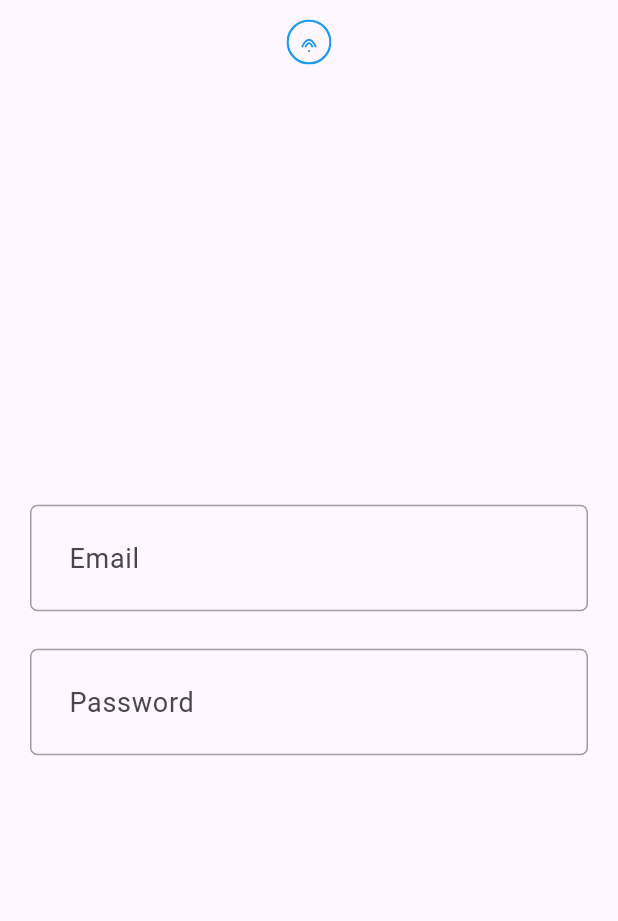
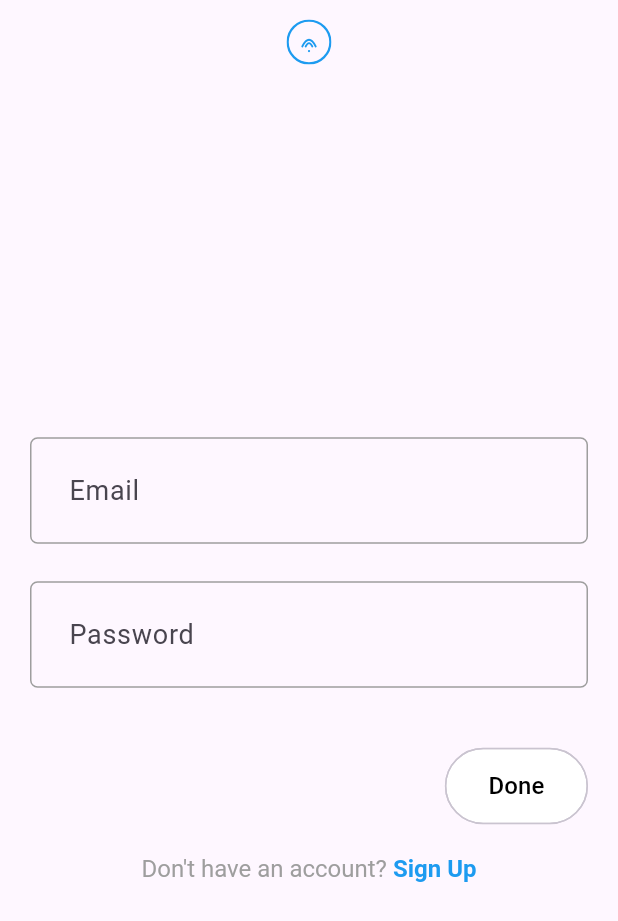
Before and after one commit to ahmedsilinii/breathing_analysis_app, a Flutter app: the screen it shows after launch, on a phone screen of 412 x 824 dp. Shown: the top 921 px of the screen. Run offline on Flutter 3.47's test engine with Material 3 defaults, Android fonts, the phone set to English and light mode, and no system bars; our stand-ins replace flutter_svg; statements that could not run were skipped.

Commit message:
finished login view

```diff
--- a/lib/common/rounded_small_button.dart
+++ b/lib/common/rounded_small_button.dart
@@ -1,4 +1,5 @@
 import 'package:flutter/material.dart';
+import 'package:breathing_analysis_app/theme/palette.dart';
 
 class RoundedSmallButton extends StatelessWidget {
   final VoidCallback onTap;
@@ -10,15 +11,22 @@ class RoundedSmallButton extends StatelessWidget {
     super.key,
     required this.onTap,
     required this.label,
-    required this.backgroundColor,
-    required this.textColor,
+    this.backgroundColor = Pallete.whiteColor,
+    this.textColor = Pallete.backgroundColor,
   });
 
   @override
   Widget build(BuildContext context) {
     return Chip(
-      label: Text(label, style: TextStyle(color: textColor)),
+      label: Text(
+        label,
+        style: TextStyle(color: textColor, fontSize: 16),
+      ),
       backgroundColor: backgroundColor,
+      labelPadding: const EdgeInsets.symmetric(horizontal: 20, vertical: 5),
+      shape: RoundedRectangleBorder(
+        borderRadius: BorderRadius.circular(30),
+      ),
     );
   }
 }
--- a/lib/features/auth/view/login_view.dart
+++ b/lib/features/auth/view/login_view.dart
@@ -1,5 +1,8 @@
+import 'package:breathing_analysis_app/common/rounded_small_button.dart';
 import 'package:breathing_analysis_app/constants/ui_constants.dart';
 import 'package:breathing_analysis_app/features/auth/widgets/auth_field.dart';
+import 'package:breathing_analysis_app/theme/palette.dart';
+import 'package:flutter/gestures.dart';
 import 'package:flutter/material.dart';
 
 class LoginView extends StatefulWidget {
@@ -24,7 +27,7 @@ class _LoginViewState extends State<LoginView> {
 
   @override
   Widget build(BuildContext context) {
-    return  Scaffold(
+    return Scaffold(
       appBar: appbar,
       body: Center(
         child: SingleChildScrollView(
@@ -35,11 +38,36 @@ class _LoginViewState extends State<LoginView> {
               const SizedBox(height: 25),
               AuthField(controller: passwordController, hintText: 'Password'),
               const SizedBox(height: 40),
+              Align(
+                alignment: Alignment.topRight,
+                child: RoundedSmallButton(onTap: () {}, label: 'Done'),
+              ),
+              const SizedBox(height: 20),
+              RichText(text: TextSpan(
+                text: 'Don\'t have an account?',
+                style: const TextStyle(
+                  color: Pallete.greyColor,
+                  fontSize: 16,
+                ),
+                children: [
+                  TextSpan(
+                    text: ' Sign Up',
+                    style: const TextStyle(
+                      color: Pallete.blueColor,
+                      fontSize: 16,
+                      fontWeight: FontWeight.bold,
+                    ),
+                    recognizer: TapGestureRecognizer()
+                      ..onTap = () {
+                        // Navigate to sign up page
+                      },
+                  ),
+                ],
+              )),
             ],
           ),
-
         ),
-      )
+      ),
     );
   }
 }
```
